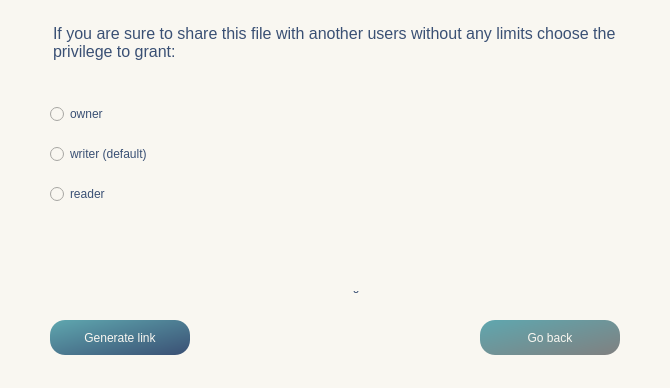
First picture: the form in GUI/SymposiumGui/activealwayslink.ui, repository RickZack/Symposium, before the edit.
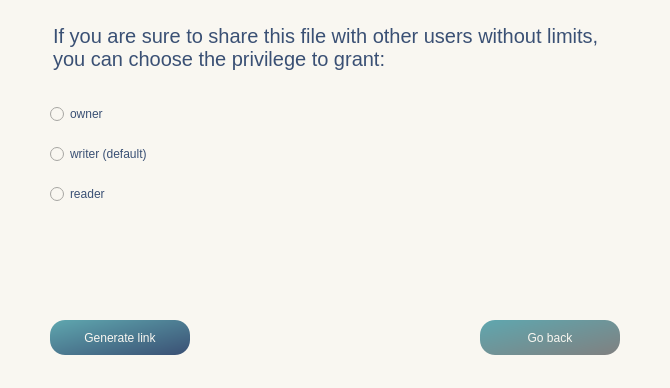
Second picture: the form after the edit. Icons and pictures are not drawn.

What changed in the file:
```diff
--- a/GUI/SymposiumGui/activealwayslink.ui
+++ b/GUI/SymposiumGui/activealwayslink.ui
@@ -26,7 +26,7 @@
      <x>49</x>
      <y>20</y>
      <width>572</width>
-     <height>61</height>
+     <height>71</height>
     </rect>
    </property>
    <property name="styleSheet">
@@ -41,7 +41,7 @@
 &lt;html&gt;&lt;head&gt;&lt;meta name=&quot;qrichtext&quot; content=&quot;1&quot; /&gt;&lt;style type=&quot;text/css&quot;&gt;
 p, li { white-space: pre-wrap; }
 &lt;/style&gt;&lt;/head&gt;&lt;body style=&quot; font-family:'MS Shell Dlg 2'; font-size:7.8pt; font-weight:400; font-style:normal;&quot;&gt;
-&lt;p style=&quot; margin-top:0px; margin-bottom:0px; margin-left:0px; margin-right:0px; -qt-block-indent:0; text-indent:0px;&quot;&gt;&lt;span style=&quot; font-size:12pt;&quot;&gt;If you are sure to share this file with another users without any limits choose the privilege to grant:&lt;/span&gt;&lt;/p&gt;&lt;/body&gt;&lt;/html&gt;</string>
+&lt;p style=&quot; margin-top:0px; margin-bottom:0px; margin-left:0px; margin-right:0px; -qt-block-indent:0; text-indent:0px;&quot;&gt;&lt;span style=&quot; font-family:'Baskerville Old Face'; font-size:15pt;&quot;&gt;If you are sure to share this file with other users without limits, you can choose the privilege to grant:&lt;/span&gt;&lt;/p&gt;&lt;/body&gt;&lt;/html&gt;</string>
    </property>
   </widget>
   <widget class="QWidget" name="verticalLayoutWidget">
@@ -163,7 +163,7 @@
      <x>40</x>
      <y>270</y>
      <width>590</width>
-     <height>21</height>
+     <height>30</height>
     </rect>
    </property>
    <property name="styleSheet">
```
Left out of the diff: 8 changed lines with no effect on the pictures.
